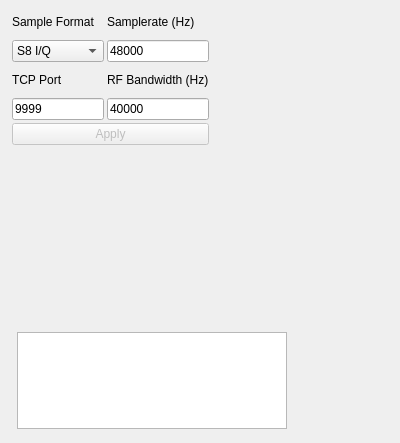
First picture: the form in plugins/channel/tcpsrc/tcpsrcgui.ui, repository f4exb/sdrangel, before the edit.
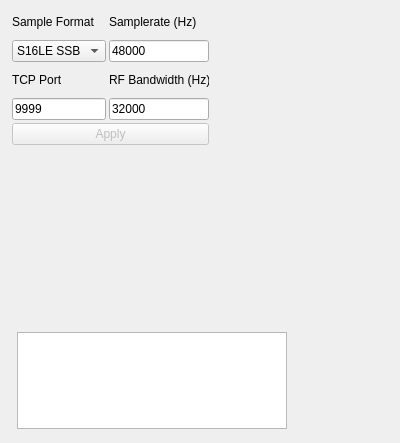
Second picture: the form after the edit. Custom widgets are drawn as their Qt base class.

```diff
--- a/plugins/channel/tcpsrc/tcpsrcgui.ui
+++ b/plugins/channel/tcpsrc/tcpsrcgui.ui
@@ -43,7 +43,7 @@
      <widget class="QComboBox" name="sampleFormat">
       <item>
        <property name="text">
-        <string>S8 I/Q</string>
+        <string>S16LE SSB</string>
        </property>
       </item>
       <item>
@@ -56,7 +56,7 @@
     <item row="3" column="1">
      <widget class="QLineEdit" name="rfBandwidth">
       <property name="text">
-       <string>40000</string>
+       <string>32000</string>
       </property>
      </widget>
     </item>
```
